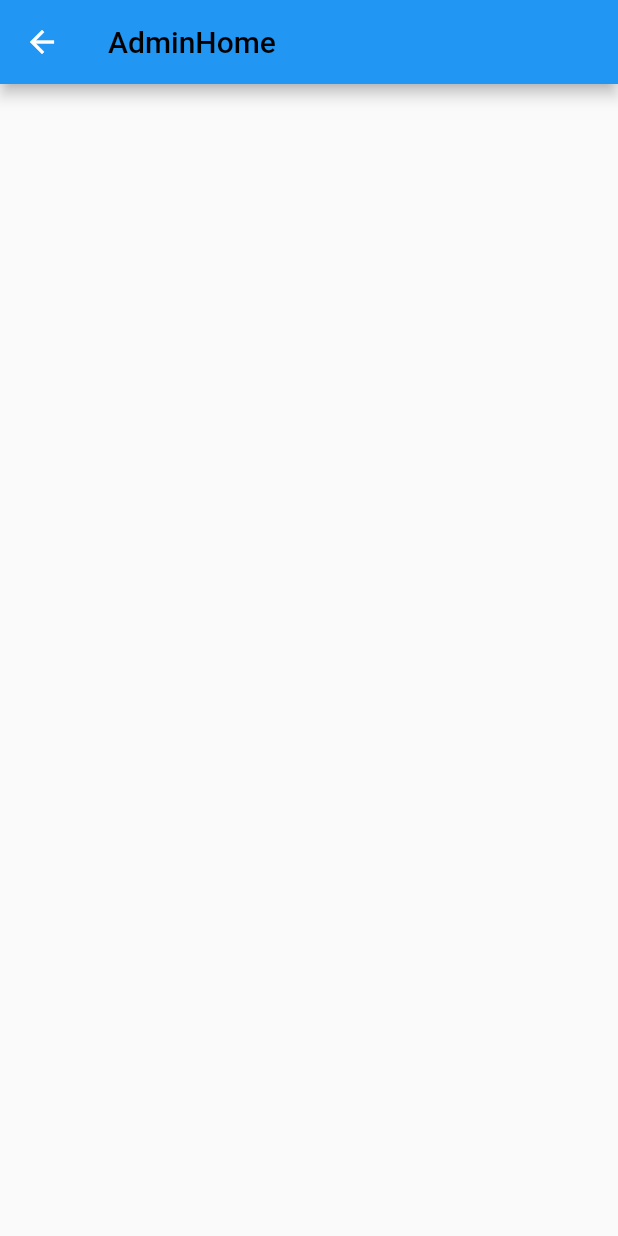
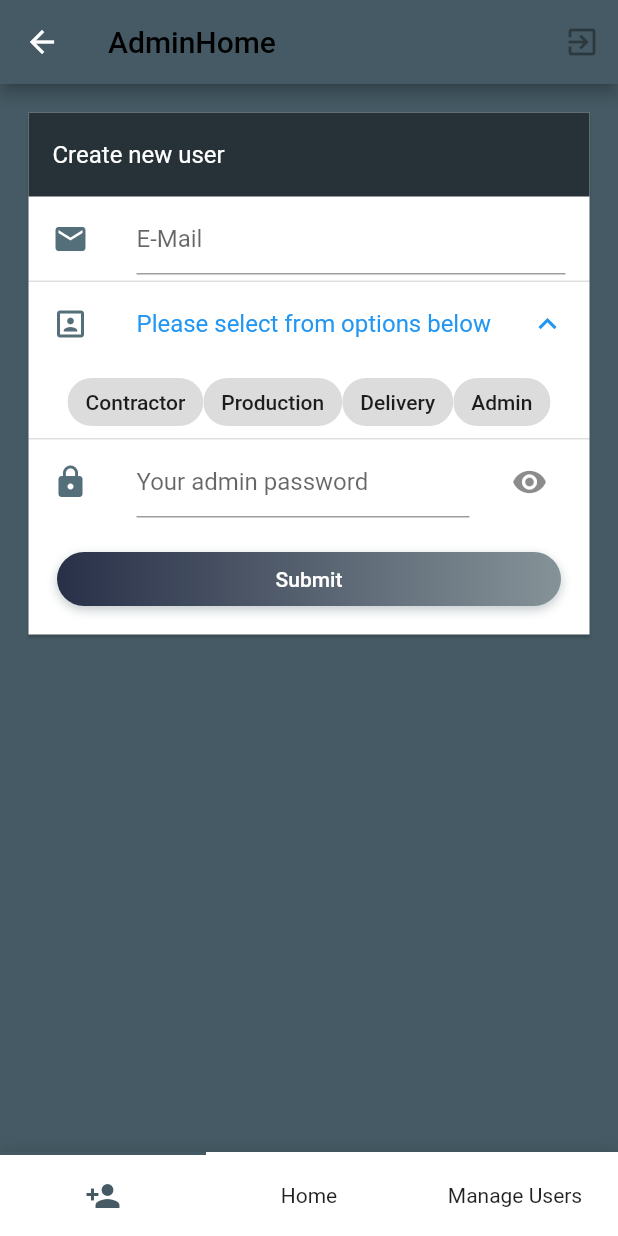
Before and after one commit to nobodomon/WoodWork, a Flutter app: the AdminHome screen opened directly, on a phone screen of 412 x 824 dp. Run offline on Flutter 3.47's test engine with Material 2 defaults, Android fonts, the phone set to English and light mode, and no system bars; drawn by our look-alikes of gradient_widgets, titled_navigation_bar; our stand-ins replace cloud_firestore, firebase_auth; missing offline and left inert: keyboard_visibility; accounts and stored records are empty; network calls fail.

Commit message:
created adduser page

```diff
--- a/lib/AdminPages/adminHome.dart
+++ b/lib/AdminPages/adminHome.dart
@@ -1,20 +1,77 @@
 import 'package:flutter/material.dart';
+import 'package:titled_navigation_bar/titled_navigation_bar.dart';
+import 'package:woodwork/AdminPages/createUser.dart';
+import 'package:woodwork/AdminPages/home.dart';
+import 'package:woodwork/AdminPages/manageUser.dart';
+import 'package:woodwork/Authentication/Authentication.dart';
 
 class AdminHome extends StatefulWidget{
+  AdminHome({this.auth, this.logoutCallback});
+
+  final BaseAuth auth;
+  final VoidCallback logoutCallback;
   @override
   State<StatefulWidget> createState() => _AdminHomeState();
 
 }
 
 class _AdminHomeState extends State<AdminHome>{
+  PageController pageController = new PageController(keepPage: true);
+  @override
+  void initState(){
+    super.initState();
+  }
+  int _currentIndex = 0;
+
+  void onTabTapped(int index) {
+   setState(() {
+     _currentIndex = index;
+     pageController.animateToPage(index, duration: Duration(milliseconds: 500), curve: Curves.ease);
+   });
+  }
+
+  final List<Widget> children = [
+    new CreateUser(auth: new Auth()),
+    new aHome(),
+    new ManageUser(),
+  ];
   @override
   Widget build(BuildContext context) {
     // TODO: implement build
     return Scaffold(
+      backgroundColor: Colors.blueGrey[700],
       appBar: new AppBar(
+        backgroundColor: Colors.blueGrey[700],
         title: new Text("AdminHome"),
+        actions: <Widget>[
+          new IconButton(
+            icon: new Icon(Icons.exit_to_app),
+            onPressed: widget.logoutCallback
+          )
+        ],
       ),
-
+      body: PageView(
+        controller: pageController,
+        children: children,
+        onPageChanged: (index) {
+          setState(() {
+            _currentIndex = index;
+          });
+        },
+      ),
+      bottomNavigationBar: TitledBottomNavigationBar(
+        curve: Curves.easeInOut,
+        activeColor: Colors.blueGrey[700],
+        currentIndex: _currentIndex,
+        onTap: (index){
+          onTabTapped(index);
+        },
+        items: [
+          TitledNavigationBarItem(title: "Add User", icon: Icons.person_add),
+          TitledNavigationBarItem(title: "Home", icon: Icons.home),
+          TitledNavigationBarItem(title: "Manage Users", icon: Icons.subject),
+        ],
+      ),
     );
   }
 
--- a/lib/AdminPages/createUser.dart
+++ b/lib/AdminPages/createUser.dart
@@ -0,0 +1,334 @@
+import 'package:email_validator/email_validator.dart';
+import 'package:flutter/material.dart';
+import 'package:gradient_widgets/gradient_widgets.dart';
+import 'package:woodwork/Authentication/Authentication.dart';
+import 'package:woodwork/Authentication/UserProfile.dart';
+
+class CreateUser extends StatefulWidget{
+  CreateUser({this.auth});
+  BaseAuth auth;
+  @override
+  State<StatefulWidget> createState()=> _CreateUserState();
+}
+
+class _CreateUserState extends State<CreateUser>{
+  bool isLoading = false;
+  bool errorPopped = false;
+  String errorMsg = "";
+  bool successPopped = false;
+  String successMsg = "";
+  bool visible = false;
+  Icon visibilityIcon = new Icon(Icons.visibility);
+  void toggleVisibility(){
+    setState(() {
+      if(visible){
+        visibilityIcon = new Icon(Icons.visibility);
+        visible =false;
+      }else{
+        visibilityIcon = new Icon(Icons.visibility_off);
+        visible = true;
+      }
+    });
+  }
+  final _formKey = new GlobalKey<FormState>();
+  final emailController = new TextEditingController();
+  final passwordController = new TextEditingController();
+  String userTypeInput = "Please select from options below";
+  int userTypeValue = -1;
+  List<Widget> children =[];
+  @override
+  Widget build(BuildContext context) {
+  List<Widget> children = [
+    showTitleBar(context),
+    showSuccessMessage(context),
+    showErrorMessage(context),
+    showEmailField(context),
+    showUserTypePicker(context),
+    showAdminField(context),
+    showSubmitButton(context)
+  ];
+    return new Scaffold(
+      backgroundColor: Colors.transparent,
+      body: Stack(
+        children: <Widget>[
+          new Container(
+            color: Colors.transparent,
+            padding: EdgeInsets.all(15),
+            child: new Form(
+              key: _formKey,
+              child: new Card(
+                shape: RoundedRectangleBorder(borderRadius: BorderRadius.zero),
+                child: new Column(
+                  mainAxisSize: MainAxisSize.min,
+                  crossAxisAlignment: CrossAxisAlignment.stretch,
+                  children: children,
+                ),
+              ),
+            ),
+          ),
+          showLoading(context),
+        ],
+      )
+    );
+  }
+
+  Visibility showLoading(BuildContext context){
+    return Visibility(
+      visible: isLoading,
+        child: new Scaffold(
+          backgroundColor:Colors.black54,
+          body: new Container(
+            padding: EdgeInsets.all(15),
+            alignment: Alignment.center,
+            width: 175,
+            height: 175,
+            child: new CircularProgressIndicator(),
+          )
+        ),
+    );
+  }
+  Container showTitleBar(BuildContext context){
+    return Container(
+      color: Colors.blueGrey[900],
+      child: new ListTile(
+        title: new Text("Create new user",
+        style: new TextStyle(
+          color: Colors.white
+        )),
+      ),
+    );
+  }
+  Container showSuccessMessage(BuildContext context){
+    return Container(
+      color: Colors.greenAccent,
+      child: new Visibility(
+        visible: successPopped,
+        child: new ListTile(
+          title: new Text(successMsg),
+          trailing: new IconButton(
+            icon: Icon(Icons.highlight_off),
+            onPressed:()=> setState(() {
+              successPopped = false;
+              successMsg = "";
+            }),
+          )
+        ),
+      ),
+    );
+  }
+
+  Container showErrorMessage(BuildContext context){
+    return Container(
+      color: Colors.red,
+      child: new Visibility(
+        visible: errorPopped,
+        child: new ListTile(
+          title: new Text(errorMsg),
+          trailing: new IconButton(
+            icon: Icon(Icons.highlight_off),
+            onPressed:()=> setState(() {
+              errorPopped = false;
+              errorMsg = "";
+            }),
+          )
+        ),
+      ),
+    );
+  }
+
+  ListTile showEmailField(BuildContext context){
+    return new ListTile(
+      leading: new Icon(
+        Icons.email,
+        color: Colors.blueGrey[600],
+      ),
+      title: new TextFormField(
+        keyboardType: TextInputType.emailAddress,
+        controller: emailController,
+        decoration: new InputDecoration(
+          focusedBorder: UnderlineInputBorder(borderSide: BorderSide(color: Colors.blueGrey[600], width: 2.0)),
+          hintText: "E-Mail"
+        ),
+        validator: (value){
+          if(value == null|| value.isEmpty){
+            return "E-mail is empty";
+          }
+        },
+      )
+    );
+  }
+
+  ListTile showAdminField(BuildContext context){
+    return new ListTile(
+      leading: new Icon(
+        Icons.lock,
+        color: Colors.blueGrey[600],
+      ),
+      title: new TextFormField(
+        obscureText: visible,
+        controller: passwordController,
+        decoration: new InputDecoration(
+          focusedBorder: UnderlineInputBorder(borderSide: BorderSide(color: Colors.blueGrey[600], width: 2.0)),
+          hintText: "Your admin password"
+        ),
+        validator: (value){
+          if(value == null|| value.isEmpty){
+            return "Admin password is empty!";
+          }
+        },
+      ),
+      trailing: new IconButton(
+        icon: visibilityIcon,
+        onPressed: ()=>toggleVisibility(),
+      )
+    );
+  }
+
+  ChoiceChip showChoiceChip(BuildContext context, String roleName, int roleValue){
+    return new ChoiceChip(
+      label: new Text(roleName),
+      selected: false,
+      selectedColor: Colors.indigo,
+      onSelected:(selected){
+        setState(() {
+          userTypeInput = roleName;
+          userTypeValue = roleValue;
+          print(roleName + " selected, value is " + roleValue.toString());
+        });
+      }
+    );
+  }
+
+  ExpansionTile showUserTypePicker(BuildContext context){
+    return new ExpansionTile(
+      initiallyExpanded: true,
+      leading: new Icon(
+        Icons.portrait,
+        color: Colors.blueGrey[600],
+      ),
+      title: new Text(userTypeInput),
+      children: <Widget>[
+        new Wrap(
+          runAlignment: WrapAlignment.spaceBetween,
+          crossAxisAlignment: WrapCrossAlignment.center,
+          children: <Widget>[
+          showChoiceChip(context, "Contractor", 1),
+          showChoiceChip(context, "Production", 2),
+          showChoiceChip(context, "Delivery", 3),
+          showChoiceChip(context, "Admin", 99),
+        ],)
+
+      ],
+    );
+  }
+  //Create user logic, Attempts to sign in using provided password by user, if wrong, ends creation process, otherwise will then
+  //create a user, log out of the new user as firebase will log in new accounts upon creation, then log into admin account again
+  //using provided passwords and email from currentUser method. This way, the password entry will act as a "Pin" so as to not allow
+  //Unauthorized user creations.
+  void validateAndSubmit() async{
+    ValidationMessage result = validateAndSave();
+
+    if(result.pass){
+      setState(() {
+        isLoading = true;
+      });
+      try{
+        return widget.auth.getCurrentUser().then((UserProfile a){
+          return widget.auth.signIn(a.fbUser.email, passwordController.text).then((b){
+            return widget.auth.signUp(emailController.text, "123456", passwordController.text, userTypeValue).then((x){
+              return setState(() {
+                isLoading = false;
+                errorPopped = false;
+                errorMsg = "";
+                successPopped = result.pass;
+                successMsg = result.message;
+                _formKey.currentState.reset();
+                passwordController.clear();
+                emailController.clear();
+                userTypeValue = -1;
+                userTypeInput = "Please select from options below";
+
+              });
+            }).catchError((e){
+              setState((){
+                successPopped = false;
+                successMsg = "";
+                errorPopped = true;
+                errorMsg = "User already exists!";
+                print(e.message);
+                isLoading = false;
+              });
+            });
+          }).catchError((e){
+            setState((){
+              successPopped = false;
+              successMsg = "";
+              errorPopped = true;
+              errorMsg = "Your password is wrong!";
+              print(e.message);
+              isLoading = false;
+            });
+          });
+        });
+
+      }catch(e){
+        setState(() {
+          isLoading = false;
+          _formKey.currentState.reset();
+          passwordController.clear();
+          emailController.clear();
+          userTypeValue = -1;
+          userTypeInput = "Please select from options below";
+          successPopped = false;
+          successMsg = "";
+          errorMsg = e.message;
+          errorPopped = true;
+        });
+      }
+    }else{
+      setState(() {
+        isLoading = false;
+        _formKey.currentState.reset();
+        passwordController.clear();
+        emailController.clear();
+        userTypeValue = -1;
+        userTypeInput = "Please select from options below";
+        successPopped = false;
+        successMsg = "";
+        errorPopped = true;
+        errorMsg =  result.message;
+      });
+    }
+  }
+
+  ValidationMessage validateAndSave(){
+    if(passwordController.text == null || passwordController.text.isEmpty){
+      return new ValidationMessage(false, message: "Please put in your password!");
+    }else if(userTypeValue == -1){
+       return new ValidationMessage(false,message: "Please select user type!");
+    }else if(!EmailValidator.validate(emailController.text)){
+      return new ValidationMessage(false, message: "Email is badly formatted");
+    }else{
+      return new ValidationMessage(true, message: "User: " + emailController.text.split('@')[0] + " successfully created!");
+    }
+  }
+
+  Padding showSubmitButton(BuildContext context){
+    return Padding(
+      padding: const EdgeInsets.all(15.0),
+      child: new GradientButton(
+        child: new Text("Submit"),
+        gradient: Gradients.taitanum,
+        increaseWidthBy: double.infinity,
+        callback: ()=> validateAndSubmit(),
+      ),
+    );
+  }
+}
+
+class ValidationMessage{
+  ValidationMessage(this.pass,{ this.message});
+
+  bool pass;
+  String message;
+}
--- /dev/null
+++ b/lib/AdminPages/home.dart
@@ -0,0 +1,17 @@
+import 'package:flutter/material.dart';
+
+class aHome extends StatefulWidget{
+  @override
+  State<StatefulWidget> createState()=> aHomeState();
+
+}
+
+class aHomeState extends State<aHome>{
+  @override
+  Widget build(BuildContext context) {
+    // TODO: implement build
+    return new Scaffold(
+      body: Center(child: new Text("aHome"),),
+    );
+  }
+}
--- /dev/null
+++ b/lib/AdminPages/manageUser.dart
@@ -0,0 +1,18 @@
+import 'package:flutter/material.dart';
+
+class ManageUser extends StatefulWidget{
+  @override
+  State<StatefulWidget> createState() => new _ManageUserState();
+}
+
+class _ManageUserState extends State<ManageUser>{
+  @override
+  Widget build(BuildContext context) {
+    // TODO: implement build
+    return new Scaffold(
+      body: new Center(
+        child: new Text("Management"),
+      ),
+    );
+  }
+}
--- a/lib/Authentication/Authentication.dart
+++ b/lib/Authentication/Authentication.dart
@@ -6,7 +6,7 @@ import 'package:woodwork/Authentication/UserProfile.dart';
 abstract class BaseAuth {
   Future<UserProfile> signIn(String email, String password);
 
-  Future<UserProfile> signUp(String email, String password, int userType);
+  Future<void> signUp(String email, String password, String adminPassword, int userType);
 
   Future<UserProfile> getCurrentUser();
 
@@ -28,13 +28,20 @@ class Auth implements BaseAuth {
     return new UserProfile(fbUser: user, fsUser: fsUser);
   }
 
-  Future<UserProfile> signUp(String email, String password, int userType) async {
+  Future<AuthResult> signUp(String email, String password, String adminPassword, int userType) async {
     //Usertypes, 99 -> Admin, 999 -> S.Admin, 1 -> Contractor, 2 -> Production, 3 -> Delivery
-    AuthResult result = await _firebaseAuth.createUserWithEmailAndPassword(
-        email: email, password: password);
-    Firestore.instance.collection(email).document().setData({'Name': email.split('@')[0]});
-    FirebaseUser user = result.user;
-    return new UserProfile();
+
+    return getCurrentUser().then((UserProfile x){
+      return _firebaseAuth.createUserWithEmailAndPassword(
+        email: email, password: password).then((AuthResult y){
+          return Firestore.instance.collection("Users").document(email).setData({'Name': email.split('@')[0], 'Usertype': userType}).then((z){
+            _firebaseAuth.signOut();
+            return _firebaseAuth.signInWithEmailAndPassword(email: x.fbUser.email,password: adminPassword).then((AuthResult a){
+
+            });
+          });
+        });
+    });
   }
 
   Future<UserProfile> getCurrentUser() async {
--- a/lib/login.dart
+++ b/lib/login.dart
@@ -1,6 +1,7 @@
 import 'dart:ffi';
 
 import 'package:flutter/material.dart';
+import 'package:flutter/services.dart';
 import 'package:gradient_widgets/gradient_widgets.dart';
 import 'package:keyboard_visibility/keyboard_visibility.dart';
 import 'package:woodwork/AdminPages/adminHome.dart';
@@ -79,9 +80,16 @@ class LoginState extends State<Login>{
         }
       } catch (e) {
         print('Error: $e');
+
         setState(() {
           _isLoading = false;
           errorMsg = e.message;
+          if(e.message == "There is no user record corresponding to this identifier. The user may have been deleted."){
+            errorMsg = "Email or password is incorrect. Please try again.";
+          }else if(e.message == "The password is invalid or the user does not have a password."){
+            errorMsg = "Email or password is incorrect. Please try again.";
+          }
+
           errorPopped = true;
           _formKey.currentState.reset();
         });
@@ -192,13 +200,15 @@ class LoginState extends State<Login>{
                         )),
                       new Visibility(
                         visible: errorPopped,
+                        child: Container(
+                          color: Colors.red[500],
                           child: new ListTile(
                             enabled: errorPopped,
                             title: new Text(
                               errorMsg,
                               textAlign: TextAlign.center,
                               style: new TextStyle(
-                              color: Colors.red[500]
+                                color: Colors.black
                               )),
                             dense: true,
                             trailing: new IconButton(
@@ -207,6 +217,7 @@ class LoginState extends State<Login>{
                                 errorMsg = "";
                                 errorPopped = false;
                               }),
+                            ),
                           ),
                         ),
                       ),
--- a/pubspec.yaml
+++ b/pubspec.yaml
@@ -25,6 +25,7 @@ dependencies:
   firebase_auth: ^0.14.0+5
   firebase_database: ^3.0.7
   cloud_firestore: 0.13.0+1
+  email_validator: ^1.0.4
 
   flutter:
     sdk: flutter
```
Also changed, not shown: lib/ContractorPages/contractorHome.dart (+13 -2 lines), lib/rootPage.dart (+22 -4 lines), pubspec.lock. Lines whose indentation alone changed are shown as unchanged.
